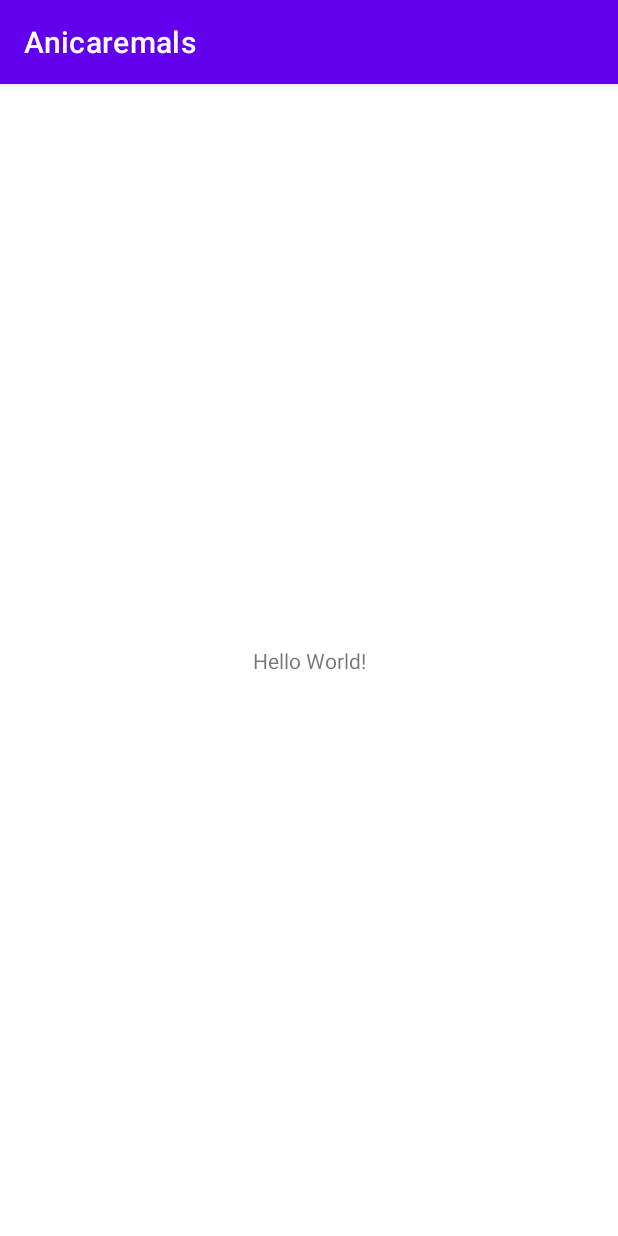
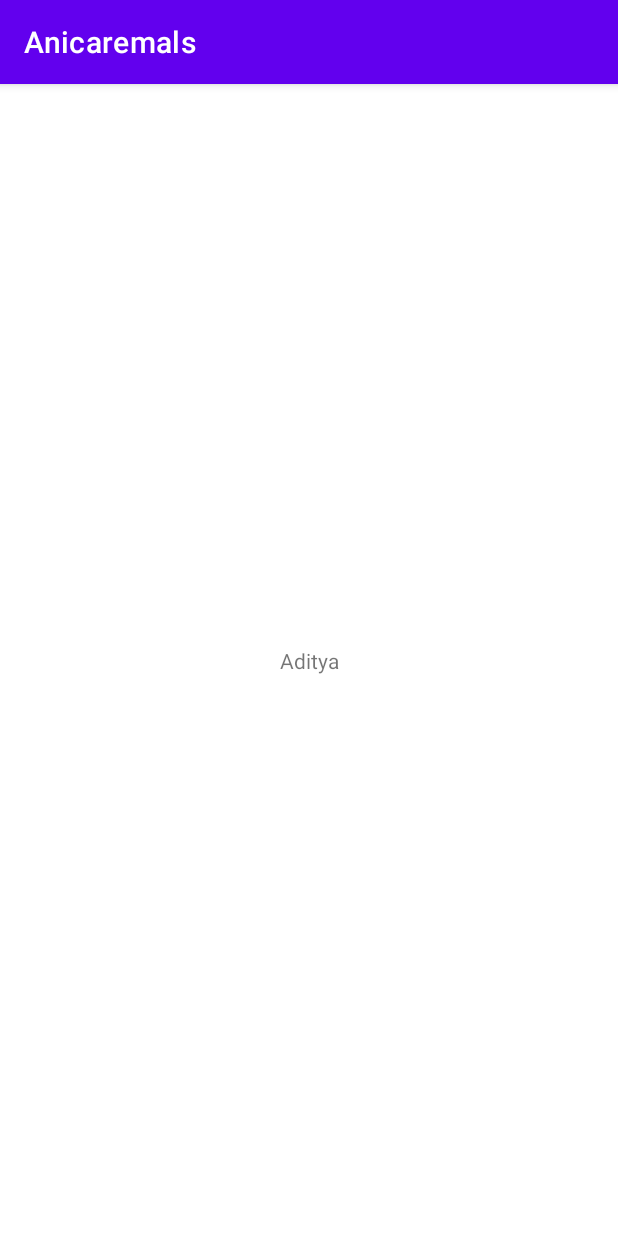
Before and after one commit to chekeAditya/AniCare, an Android app: the screen it shows after launch (MainActivity), on a phone screen of 412 x 824 dp. Run offline under Robolectric (Android 15) with nearby library versions, the phone set to English and light mode, and no system bars.

Commit message:
Aditya Branch

```diff
--- a/app/src/main/res/layout/activity_main.xml
+++ b/app/src/main/res/layout/activity_main.xml
@@ -9,7 +9,7 @@
     <TextView
         android:layout_width="wrap_content"
         android:layout_height="wrap_content"
-        android:text="Hello World!"
+        android:text="Aditya"
         app:layout_constraintBottom_toBottomOf="parent"
         app:layout_constraintLeft_toLeftOf="parent"
         app:layout_constraintRight_toRightOf="parent"
```
